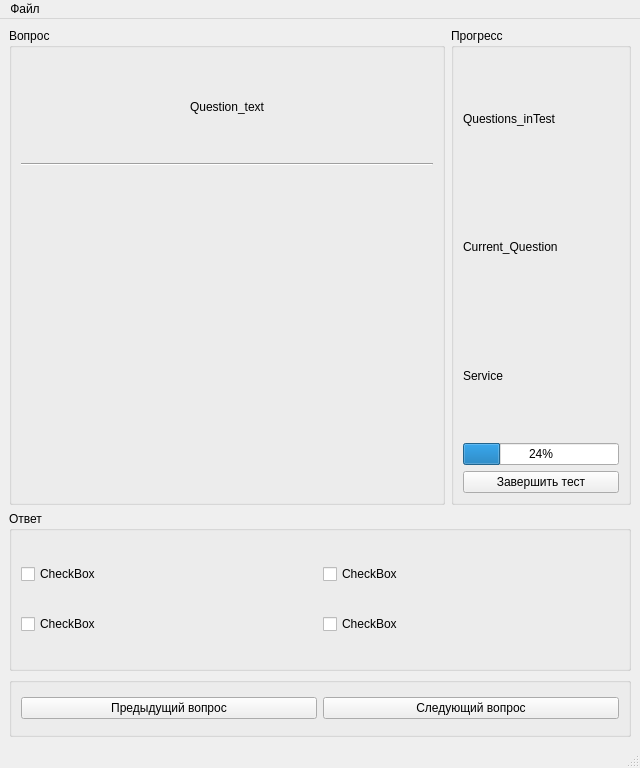
Before: the Qt Designer form design.ui in Dimaryst/PyQtQuiz_Template, drawn with Qt 5.
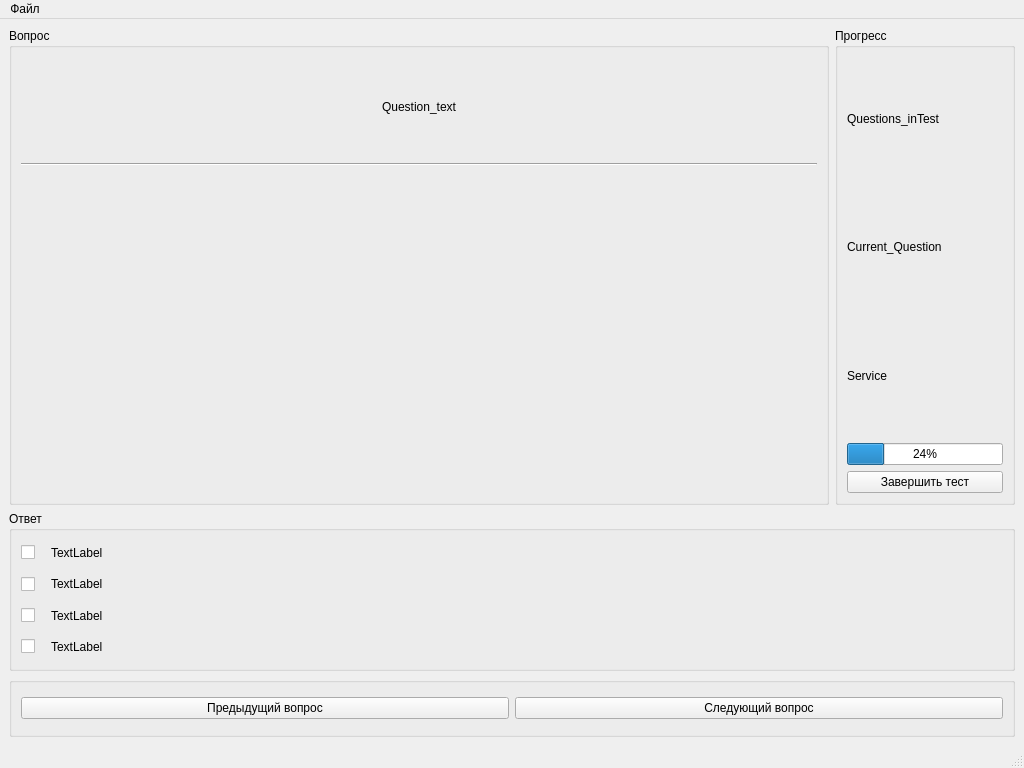
After: the same form once the commit is applied.

```diff
--- a/design.ui
+++ b/design.ui
@@ -6,19 +6,19 @@
    <rect>
     <x>0</x>
     <y>0</y>
-    <width>640</width>
+    <width>1024</width>
     <height>768</height>
    </rect>
   </property>
   <property name="minimumSize">
    <size>
-    <width>640</width>
+    <width>1024</width>
     <height>768</height>
    </size>
   </property>
   <property name="maximumSize">
    <size>
-    <width>640</width>
+    <width>1024</width>
     <height>768</height>
    </size>
   </property>
@@ -46,9 +46,15 @@
            <property name="text">
             <string>Question_text</string>
            </property>
+           <property name="textFormat">
+            <enum>Qt::PlainText</enum>
+           </property>
            <property name="alignment">
             <set>Qt::AlignCenter</set>
            </property>
+           <property name="wordWrap">
+            <bool>true</bool>
+           </property>
           </widget>
          </item>
          <item>
@@ -134,34 +140,162 @@
       <property name="title">
        <string>Ответ</string>
       </property>
-      <layout class="QGridLayout" name="gridLayout">
-       <item row="0" column="0">
-        <widget class="QCheckBox" name="checkBox_answer_1">
-         <property name="text">
-          <string>CheckBox</string>
-         </property>
-        </widget>
+      <layout class="QVBoxLayout" name="verticalLayout_4">
+       <item>
+        <layout class="QHBoxLayout" name="horizontalLayout_6">
+         <item>
+          <widget class="QCheckBox" name="checkBox_answer_1">
+           <property name="sizePolicy">
+            <sizepolicy hsizetype="Preferred" vsizetype="Preferred">
+             <horstretch>0</horstretch>
+             <verstretch>0</verstretch>
+            </sizepolicy>
+           </property>
+           <property name="minimumSize">
+            <size>
+             <width>24</width>
+             <height>24</height>
+            </size>
+           </property>
+           <property name="maximumSize">
+            <size>
+             <width>24</width>
+             <height>24</height>
+            </size>
+           </property>
+           <property name="text">
+            <string/>
+           </property>
+          </widget>
+         </item>
+         <item>
+          <widget class="QLabel" name="label_1_answer">
+           <property name="text">
+            <string>TextLabel</string>
+           </property>
+           <property name="wordWrap">
+            <bool>true</bool>
+           </property>
+          </widget>
+         </item>
+        </layout>
        </item>
-       <item row="0" column="1">
-        <widget class="QCheckBox" name="checkBox_answer_2">
-         <property name="text">
-          <string>CheckBox</string>
-         </property>
-        </widget>
+       <item>
+        <layout class="QHBoxLayout" name="horizontalLayout_5">
+         <item>
+          <widget class="QCheckBox" name="checkBox_answer_2">
+           <property name="sizePolicy">
+            <sizepolicy hsizetype="Preferred" vsizetype="Preferred">
+             <horstretch>0</horstretch>
+             <verstretch>0</verstretch>
+            </sizepolicy>
+           </property>
+           <property name="minimumSize">
+            <size>
+             <width>24</width>
+             <height>24</height>
+            </size>
+           </property>
+           <property name="maximumSize">
+            <size>
+             <width>24</width>
+             <height>24</height>
+            </size>
+           </property>
+           <property name="text">
+            <string/>
+           </property>
+          </widget>
+         </item>
+         <item>
+          <widget class="QLabel" name="label_2_answer">
+           <property name="text">
+            <string>TextLabel</string>
+           </property>
+           <property name="wordWrap">
+            <bool>true</bool>
+           </property>
+          </widget>
+         </item>
+        </layout>
        </item>
-       <item row="1" column="0">
-        <widget class="QCheckBox" name="checkBox_answer_3">
-         <property name="text">
-          <string>CheckBox</string>
-         </property>
-        </widget>
+       <item>
+        <layout class="QHBoxLayout" name="horizontalLayout_4">
+         <item>
+          <widget class="QCheckBox" name="checkBox_answer_3">
+           <property name="sizePolicy">
+            <sizepolicy hsizetype="Preferred" vsizetype="Preferred">
+             <horstretch>0</horstretch>
+             <verstretch>0</verstretch>
+            </sizepolicy>
+           </property>
+           <property name="minimumSize">
+            <size>
+             <width>24</width>
+             <height>24</height>
+            </size>
+           </property>
+           <property name="maximumSize">
+            <size>
+             <width>24</width>
+             <height>24</height>
+            </size>
+           </property>
+           <property name="text">
+            <string/>
+           </property>
+          </widget>
+         </item>
+         <item>
+          <widget class="QLabel" name="label_3_answer">
+           <property name="text">
+            <string>TextLabel</string>
+           </property>
+           <property name="wordWrap">
+            <bool>true</bool>
+           </property>
+          </widget>
+         </item>
+        </layout>
        </item>
-       <item row="1" column="1">
-        <widget class="QCheckBox" name="checkBox_answer_4">
-         <property name="text">
-          <string>CheckBox</string>
-         </property>
-        </widget>
+       <item>
+        <layout class="QHBoxLayout" name="horizontalLayout_3">
+         <item>
+          <widget class="QCheckBox" name="checkBox_answer_4">
+           <property name="sizePolicy">
+            <sizepolicy hsizetype="Preferred" vsizetype="Preferred">
+             <horstretch>0</horstretch>
+             <verstretch>0</verstretch>
+            </sizepolicy>
+           </property>
+           <property name="minimumSize">
+            <size>
+             <width>24</width>
+             <height>24</height>
+            </size>
+           </property>
+           <property name="maximumSize">
+            <size>
+             <width>24</width>
+             <height>24</height>
+            </size>
+           </property>
+           <property name="text">
+            <string/>
+           </property>
+          </widget>
+         </item>
+         <item>
+          <widget class="QLabel" name="label_4_answer">
+           <property name="text">
+            <string>TextLabel</string>
+           </property>
+           <property name="wordWrap">
+            <bool>true</bool>
+           </property>
+          </widget>
+         </item>
+        </layout>
        </item>
       </layout>
      </widget>
@@ -202,8 +336,8 @@
     <rect>
      <x>0</x>
      <y>0</y>
-     <width>640</width>
-     <height>42</height>
+     <width>1024</width>
+     <height>21</height>
     </rect>
    </property>
    <widget class="QMenu" name="menuFile">
```
